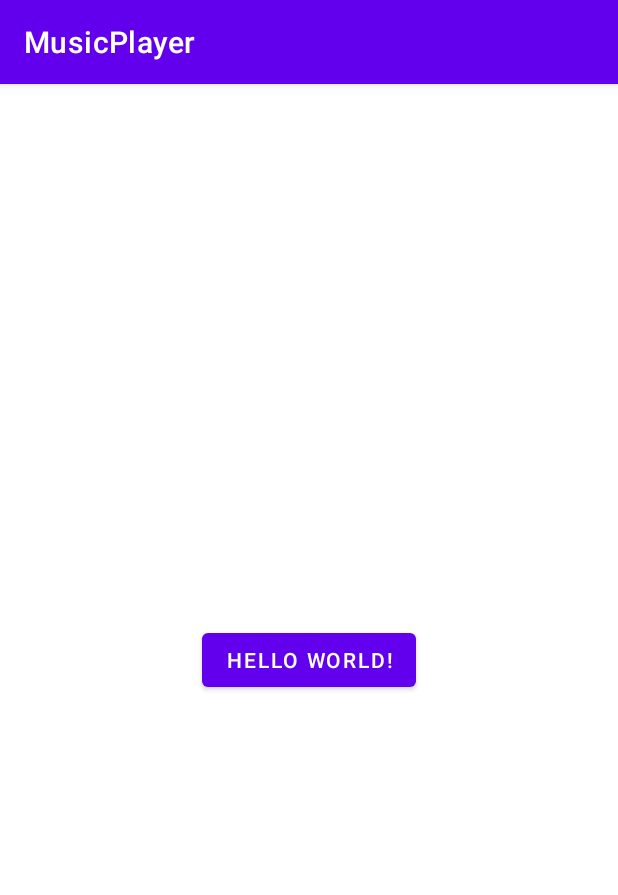
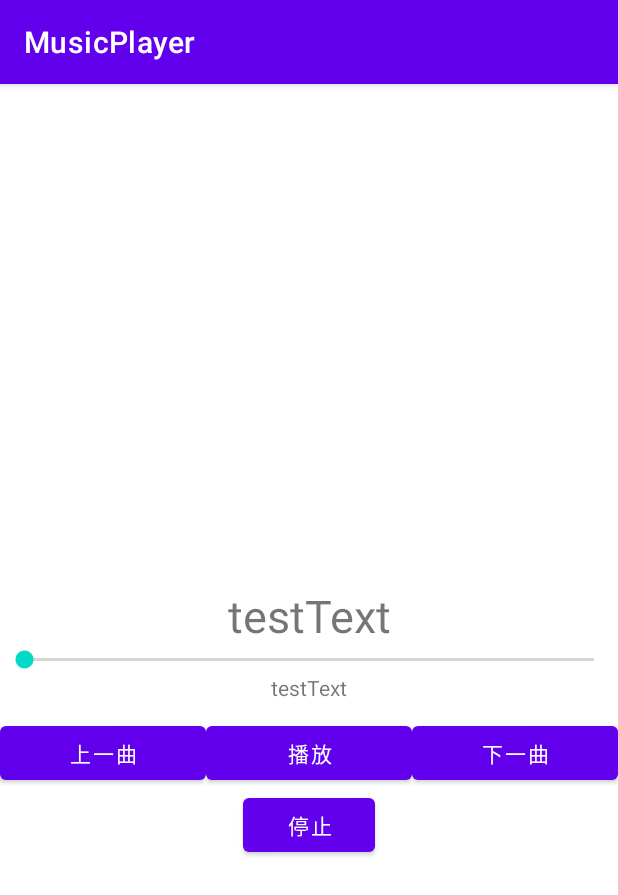
Before and after one commit to shiromoku/Android-study, an Android app: the screen it shows after launch (MainActivity), on a phone screen of 412 x 824 dp. Shown: the top 895 px of the screen. Run offline under Robolectric (Android 15) with nearby library versions, the phone set to English and light mode, and no system bars.

Commit message:
MusicPlay:     修改:         主界面修改

```diff
--- a/MusicPlayer/app/src/main/java/com/example/musicplayer/MainActivity.kt
+++ b/MusicPlayer/app/src/main/java/com/example/musicplayer/MainActivity.kt
@@ -1,56 +1,93 @@
 package com.example.musicplayer
 
-import android.content.BroadcastReceiver
 import android.content.Intent
-import android.content.IntentFilter
 import android.os.Bundle
 import android.widget.Button
+import android.widget.SeekBar
+import android.widget.TextView
 import androidx.appcompat.app.AppCompatActivity
-import com.example.musicplayer.broadcastReceiver.MusicServiceBroadcastReceiver
 
 
 class MainActivity : AppCompatActivity() {
     companion object {
-        open val PLAY_MUSIC = 0x001
-        open val PAUSE_MUSIC = 0x002
-        open val STOP_MUSIC = 0x003
-        open val NEXT_MUSIC = 0x004
-        open val PRE_MUSIC = 0x005
+        val PLAY_MUSIC = 0x001
+        val PAUSE_MUSIC = 0x002
+        val STOP_MUSIC = 0x003
+        val NEXT_MUSIC = 0x004
+        val PRE_MUSIC = 0x005
+        val START_SERVICE = 0x006
     }
 
-    lateinit var musicServiceReceiver: BroadcastReceiver
+//    lateinit var musicServiceReceiver: BroadcastReceiver
+    lateinit var tvMusicInfo:TextView
+    lateinit var sbLocation:SeekBar
+    lateinit var tvTime:TextView
+    lateinit var btnPreMusic:Button
+    lateinit var btnPlayOrPause:Button
+    lateinit var btnNextMusic:Button
+    lateinit var btnStopMusic:Button
+
     val myIntent = Intent("com.example.musicplayer.musicservice")
 
     override fun onCreate(savedInstanceState: Bundle?) {
         super.onCreate(savedInstanceState)
         setContentView(R.layout.activity_main)
+        initPart()
+        setListener()
+
+
+    }
+
+    private fun setListener() {
+        btnPlayOrPause.setOnClickListener {
+            val broadcastInten = Intent()
+            broadcastInten.action = "com.example.musicplayer.musicbroadcast"
+            broadcastInten.putExtra("data",Bundle().apply {
+                putInt("doWhat", PLAY_MUSIC)
+            })
+            sendBroadcast(broadcastInten)
+        }
+        btnStopMusic.setOnClickListener {
+            val broadcastInten = Intent()
+            broadcastInten.action = "com.example.musicplayer.musicbroadcast"
+            broadcastInten.putExtra("data",Bundle().apply {
+                putInt("doWhat", STOP_MUSIC)
+            })
+            sendBroadcast(broadcastInten)
+        }
+    }
+
+    private fun initPart() {
+        tvMusicInfo = findViewById(R.id.tv_music_info)
+        sbLocation = findViewById(R.id.sb_location)
+        tvTime = findViewById(R.id.tv_time)
+        btnPreMusic = findViewById(R.id.btn_pre_music)
+        btnPlayOrPause = findViewById(R.id.btn_play_or_pause)
+        btnNextMusic = findViewById(R.id.btn_next_music)
+        btnStopMusic = findViewById(R.id.btn_stop_music)
+
+
         myIntent.setPackage(this.packageName)
         myIntent.putExtra("data", Bundle().apply {
-            putInt("doWhat", PLAY_MUSIC)
+            putInt("doWhat", START_SERVICE)
         })
-
-
-
-        val test = findViewById<Button>(R.id.test)
-        test.setOnClickListener {
-            startService(myIntent)
-        }
+        startService(myIntent)
     }
 
     override fun onResume() {
         super.onResume()
-        //注册广播接收器
-        val intentFilter = IntentFilter()
-        intentFilter.addAction("com.example.musicplayer.musicbroadcast")
-        musicServiceReceiver = MusicServiceBroadcastReceiver(this.packageName)
-        //下面这一句：NetworkChangeReceiver 就会收到所有值为android.net.conn.CONNECTIVITY_CHANGE 的广播
-        registerReceiver(musicServiceReceiver, intentFilter)
+//        //注册广播接收器
+//        val intentFilter = IntentFilter()
+//        intentFilter.addAction("com.example.musicplayer.musicbroadcast")
+//        musicServiceReceiver = MusicServiceBroadcastReceiver(this.packageName)
+//        //下面这一句：NetworkChangeReceiver 就会收到所有值为android.net.conn.CONNECTIVITY_CHANGE 的广播
+//        registerReceiver(musicServiceReceiver, intentFilter)
     }
 
     override fun onPause() {
         super.onPause()
         //注销广播接收器
-        unregisterReceiver(musicServiceReceiver)
+//        unregisterReceiver(musicServiceReceiver)
         stopService(myIntent)
     }
 }
--- a/MusicPlayer/app/src/main/java/com/example/musicplayer/broadcastReceiver/MusicServiceBroadcastReceiver.kt
+++ b/MusicPlayer/app/src/main/java/com/example/musicplayer/broadcastReceiver/MusicServiceBroadcastReceiver.kt
@@ -4,6 +4,8 @@ import android.content.BroadcastReceiver
 import android.content.Context
 import android.content.Intent
 import android.os.Bundle
+import android.util.Log
+import com.example.musicplayer.MainActivity
 
 class MusicServiceBroadcastReceiver(val packageName: String?) : BroadcastReceiver() {
     var newIntent:Intent = Intent("com.example.musicplayer.musicservice")
@@ -11,11 +13,15 @@ class MusicServiceBroadcastReceiver(val packageName: String?) : BroadcastReceive
     init {
         newIntent.setPackage(this.packageName)
     }
-    override fun onReceive(context: Context?, intent: Intent?) {
+
+    override fun onReceive(context: Context, intent: Intent?) {
+        Log.e("TAG", "onReceive: -------------------receive------------------", )
         val toData = Bundle()
         val fromData = intent?.extras?.getBundle("data")
         if(fromData != null){
             toData.putInt("doWhat",fromData.getInt("doWhat"))
         }
+        newIntent.putExtra("data",toData)
+        context.startService(newIntent)
     }
 }
--- a/MusicPlayer/app/src/main/java/com/example/musicplayer/services/MusicService.kt
+++ b/MusicPlayer/app/src/main/java/com/example/musicplayer/services/MusicService.kt
@@ -1,16 +1,20 @@
 package com.example.musicplayer.services
 
 import android.app.Service
+import android.content.BroadcastReceiver
 import android.content.Intent
+import android.content.IntentFilter
 import android.media.MediaPlayer
 import android.os.IBinder
 import android.util.Log
 import com.example.musicplayer.MainActivity
 import com.example.musicplayer.R
+import com.example.musicplayer.broadcastReceiver.MusicServiceBroadcastReceiver
 
 
 class MusicService : Service() {
 
+    lateinit var musicServiceReceiver: BroadcastReceiver
 
     var mp: MediaPlayer? = null
     lateinit var musicList: MutableList<Int>
@@ -31,6 +35,13 @@ class MusicService : Service() {
             mp = MediaPlayer.create(this, musicList[nowPlay])
             mp?.isLooping = false
         }
+
+
+        val intentFilter = IntentFilter()
+        intentFilter.addAction("com.example.musicplayer.musicbroadcast")
+        musicServiceReceiver = MusicServiceBroadcastReceiver(this.packageName)
+        //下面这一句：NetworkChangeReceiver 就会收到所有值为android.net.conn.CONNECTIVITY_CHANGE 的广播
+        registerReceiver(musicServiceReceiver, intentFilter)
         //注册
     }
 
@@ -39,6 +50,7 @@ class MusicService : Service() {
         mp?.stop()
         mp?.release()
         //取消注册
+        unregisterReceiver(musicServiceReceiver)
     }
 
     override fun onStartCommand(intent: Intent?, flags: Int, startId: Int): Int {
@@ -48,6 +60,9 @@ class MusicService : Service() {
             if (data != null) {
                 Log.e("TAG", "onStartCommand: --------------------start command----------------------", )
                 when (data.getInt("doWhat")) {
+                    MainActivity.START_SERVICE -> {
+                        Log.e("TAG", "onStartCommand: ---------------------service start--------------------", )
+                    }
                     MainActivity.PLAY_MUSIC -> playMusic()
                     MainActivity.PAUSE_MUSIC -> pauseMusic()
                     MainActivity.STOP_MUSIC -> stopMusic()
@@ -76,9 +91,10 @@ class MusicService : Service() {
 
     fun stopMusic() {
         if (mp == null) return
+        Log.e("TAG", "stopMusic: ----------STOP MUSIC-----------------", )
         mp!!.stop()
         mp!!.seekTo(0)
-        mp!!.prepare()
+//        mp!!.prepare()
     }
 
     fun nextMusic() {
--- a/MusicPlayer/app/src/main/res/layout/activity_main.xml
+++ b/MusicPlayer/app/src/main/res/layout/activity_main.xml
@@ -1,19 +1,100 @@
 <?xml version="1.0" encoding="utf-8"?>
-<androidx.constraintlayout.widget.ConstraintLayout xmlns:android="http://schemas.android.com/apk/res/android"
+<RelativeLayout xmlns:android="http://schemas.android.com/apk/res/android"
     xmlns:app="http://schemas.android.com/apk/res-auto"
     xmlns:tools="http://schemas.android.com/tools"
     android:layout_width="match_parent"
     android:layout_height="match_parent"
     tools:context=".MainActivity">
 
-    <Button
-        android:id="@+id/test"
+    <TextView
+        android:id="@+id/tv_music_info"
+        android:text="testText"
+        android:gravity="center"
+        android:textSize="30dp"
+        android:layout_width="match_parent"
+        android:layout_height="wrap_content"
+        android:layout_centerInParent="true"
+        android:layout_above="@id/sb_location"
+        />
+
+    <SeekBar
+        android:id="@+id/sb_location"
+        android:layout_width="match_parent"
+        android:layout_height="wrap_content"
+        android:paddingLeft="30dp"
+        android:paddingRight="30dp"
+
+        android:layout_centerInParent="true" />
+
+    <TextView
+        android:id="@+id/tv_time"
         android:layout_width="wrap_content"
         android:layout_height="wrap_content"
-        android:text="Hello World!"
-        app:layout_constraintBottom_toBottomOf="parent"
-        app:layout_constraintLeft_toLeftOf="parent"
-        app:layout_constraintRight_toRightOf="parent"
-        app:layout_constraintTop_toTopOf="parent" />
+        android:layout_below="@id/sb_location"
+        android:text="testText"
+        android:layout_marginBottom="10dp"
+        android:layout_centerInParent="true"
+        />
 
-</androidx.constraintlayout.widget.ConstraintLayout>
+    <LinearLayout
+        android:id="@+id/ll_btn_group"
+        android:layout_width="match_parent"
+        android:layout_height="wrap_content"
+        android:layout_below="@id/tv_time"
+        android:orientation="horizontal">
+
+        <LinearLayout
+            android:layout_width="wrap_content"
+            android:layout_height="match_parent"
+            android:gravity="center"
+            android:layout_weight="1">
+
+            <Button
+                android:id="@+id/btn_pre_music"
+                android:layout_width="wrap_content"
+                android:layout_height="match_parent"
+                android:text="上一曲"
+                android:layout_weight="1" />
+        </LinearLayout>
+
+
+        <LinearLayout
+            android:layout_width="wrap_content"
+            android:layout_height="match_parent"
+            android:gravity="center"
+            android:layout_weight="1">
+
+            <Button
+                android:id="@+id/btn_play_or_pause"
+                android:layout_width="wrap_content"
+                android:layout_height="match_parent"
+                android:text="播放"
+                android:layout_weight="1" />
+        </LinearLayout>
+
+        <LinearLayout
+            android:layout_width="wrap_content"
+            android:layout_height="match_parent"
+            android:gravity="center"
+            android:layout_weight="1">
+
+            <Button
+                android:id="@+id/btn_next_music"
+                android:layout_width="wrap_content"
+                android:layout_height="match_parent"
+                android:text="下一曲"
+                android:layout_weight="1" />
+        </LinearLayout>
+    </LinearLayout>
+
+    <Button
+        android:id="@+id/btn_stop_music"
+        android:layout_width="wrap_content"
+        android:layout_height="wrap_content"
+        android:layout_below="@id/ll_btn_group"
+        android:layout_centerHorizontal="true"
+        android:text="停止"
+        />
+
+
+</RelativeLayout>
```
